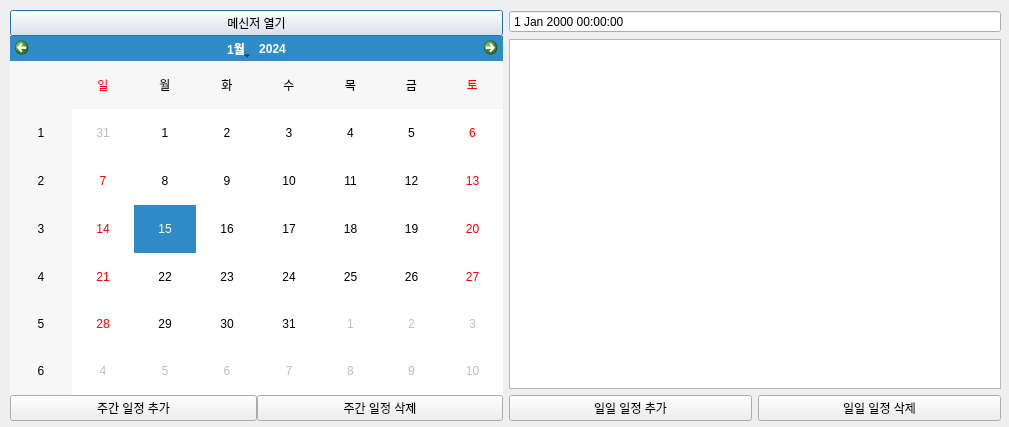
Above: QT/Client/timetable.ui from paxcho1/OOP-Project before the change. Below: the same form after it.
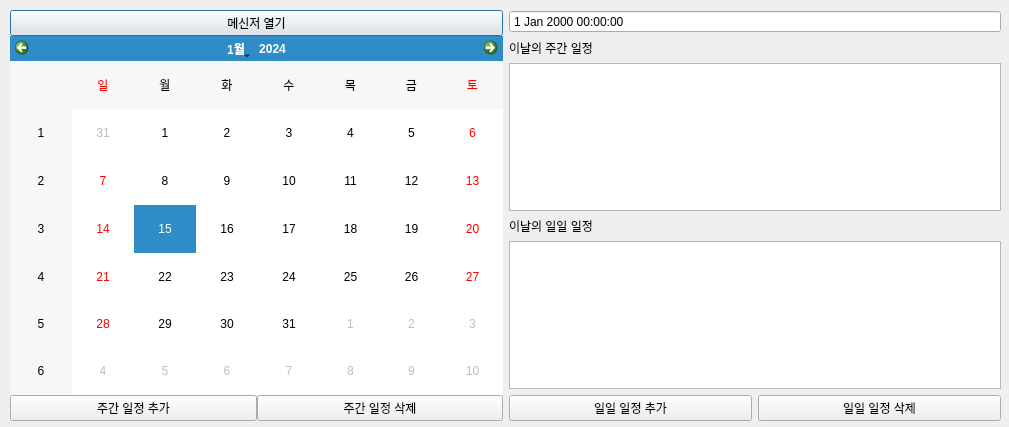
That is the form after the change.

```diff
--- a/QT/Client/timetable.ui
+++ b/QT/Client/timetable.ui
@@ -93,7 +93,14 @@
        </widget>
       </item>
       <item>
-       <widget class="QListWidget" name="Schedule_list">
+       <widget class="QLabel" name="label">
+        <property name="text">
+         <string>이날의 주간 일정</string>
+        </property>
+       </widget>
+      </item>
+      <item>
+       <widget class="QListWidget" name="WeeklySchedule_list">
         <property name="focusPolicy">
          <enum>Qt::StrongFocus</enum>
         </property>
@@ -102,6 +109,16 @@
         </property>
        </widget>
       </item>
+      <item>
+       <widget class="QLabel" name="label_2">
+        <property name="text">
+         <string>이날의 일일 일정</string>
+        </property>
+       </widget>
+      </item>
+      <item>
+       <widget class="QListWidget" name="DailySchedule_list"/>
+      </item>
       <item>
        <layout class="QHBoxLayout" name="horizontalLayout_3">
         <property name="bottomMargin">
```
